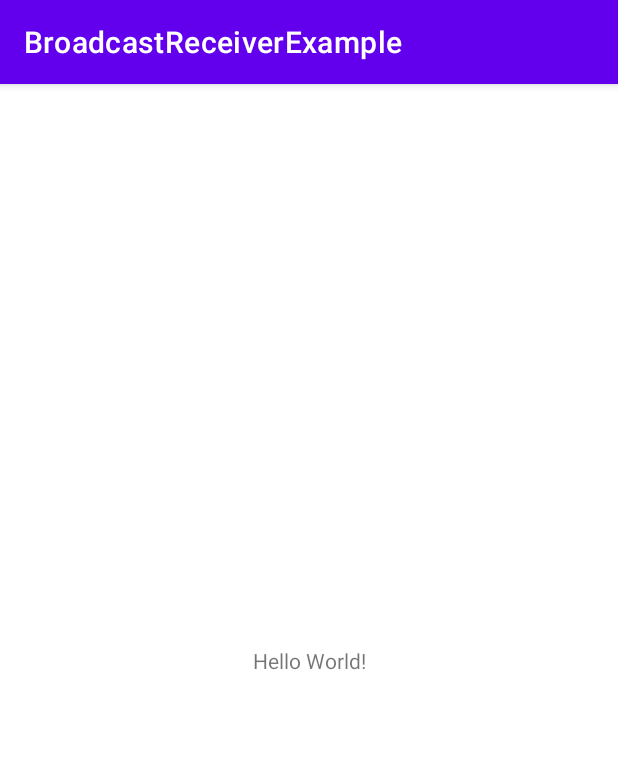
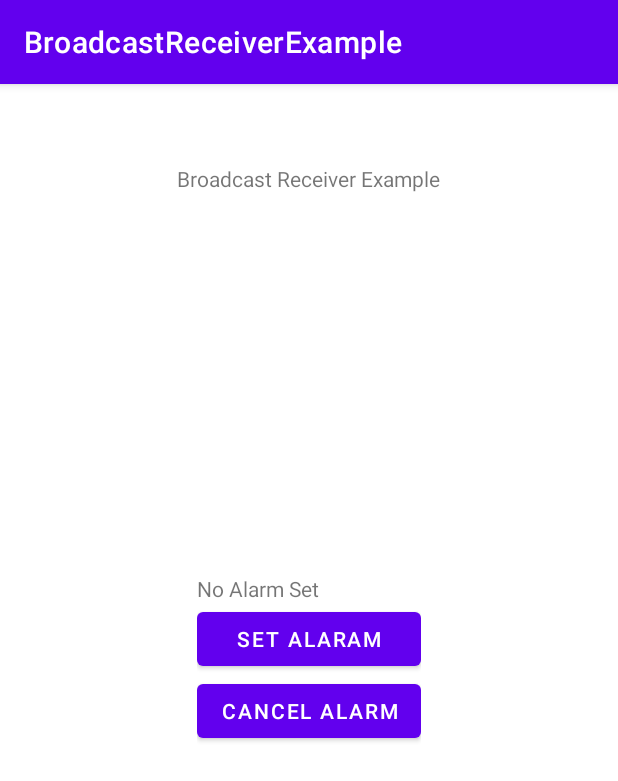
Before and after one commit to deepakwr/BroadcastReceiverExample, an Android app: the screen it shows after launch (MainActivity), on a phone screen of 412 x 824 dp. Shown: the top 781 px of the screen. Run offline under Robolectric (Android 15) with nearby library versions, the phone set to English and light mode, and no system bars.

Commit message:
Added Alaram Manager and receiver.

```diff
--- a/app/src/main/AndroidManifest.xml
+++ b/app/src/main/AndroidManifest.xml
@@ -8,6 +8,7 @@
 <!--        android:protectionLevel="signature"/>-->
 
     <application
+        android:name=".App"
         android:allowBackup="true"
         android:icon="@mipmap/ic_launcher"
         android:label="@string/app_name"
@@ -49,6 +50,8 @@
                 <action android:name="com.deepak.broadcastreceiverexample.ORDERED_SAMPLE"/>
             </intent-filter>
         </receiver>
+
+        <receiver android:name=".recievers.AlertReceiver"/>
     </application>
 
 </manifest>
--- /dev/null
+++ b/app/src/main/java/com/deepak/broadcastreceiverexample/App.java
@@ -0,0 +1,29 @@
+package com.deepak.broadcastreceiverexample;
+
+import android.app.Application;
+import android.app.Notification;
+import android.app.NotificationChannel;
+import android.app.NotificationManager;
+import android.os.Build;
+
+public class App extends Application {
+
+    public static final String ALARM_CHANNEL_ID = "AlarmChannel";
+
+    @Override
+    public void onCreate() {
+        super.onCreate();
+
+        createNotificationChannel();
+    }
+
+    private void createNotificationChannel() {
+
+        if(Build.VERSION.SDK_INT >= Build.VERSION_CODES.O){
+            NotificationChannel notificationChannel = new NotificationChannel(ALARM_CHANNEL_ID,
+                    "Alaram Received Example", NotificationManager.IMPORTANCE_DEFAULT);
+            NotificationManager notificationManager = getSystemService(NotificationManager.class);
+            notificationManager.createNotificationChannel(notificationChannel);
+        }
+    }
+}
--- a/app/src/main/res/layout/activity_main.xml
+++ b/app/src/main/res/layout/activity_main.xml
@@ -7,12 +7,45 @@
     tools:context=".MainActivity">
 
     <TextView
+        android:id="@+id/textView2"
         android:layout_width="wrap_content"
         android:layout_height="wrap_content"
-        android:text="Hello World!"
+        android:text="Broadcast Receiver Example"
         app:layout_constraintBottom_toBottomOf="parent"
+        app:layout_constraintHorizontal_bias="0.498"
         app:layout_constraintLeft_toLeftOf="parent"
         app:layout_constraintRight_toRightOf="parent"
-        app:layout_constraintTop_toTopOf="parent" />
+        app:layout_constraintTop_toTopOf="parent"
+        app:layout_constraintVertical_bias="0.071" />
+
+    <LinearLayout
+        android:layout_width="wrap_content"
+        android:layout_height="wrap_content"
+        android:orientation="vertical"
+        app:layout_constraintBottom_toBottomOf="parent"
+        app:layout_constraintEnd_toEndOf="parent"
+        app:layout_constraintStart_toStartOf="parent"
+        app:layout_constraintTop_toTopOf="parent">
+
+        <TextView
+            android:id="@+id/txtAlarmInfo"
+            android:layout_width="match_parent"
+            android:layout_height="wrap_content"
+            android:text="No Alarm Set" />
+
+        <Button
+            android:id="@+id/button"
+            android:layout_width="match_parent"
+            android:layout_height="wrap_content"
+            android:onClick="setAlarm"
+            android:text="Set Alaram" />
+
+        <Button
+            android:id="@+id/button2"
+            android:layout_width="match_parent"
+            android:layout_height="wrap_content"
+            android:onClick="cancelAlarm"
+            android:text="Cancel Alarm" />
+    </LinearLayout>
 
 </androidx.constraintlayout.widget.ConstraintLayout>
```
Also changed, not shown: app/src/main/java/com/deepak/broadcastreceiverexample/MainActivity.java (+69 -1 lines), app/src/main/java/com/deepak/broadcastreceiverexample/recievers/AlertReceiver.java (added, +27 -0 lines), app/src/main/java/com/deepak/broadcastreceiverexample/recievers/OrderedBroadcastReceiver2.java (+21 -0 lines).
